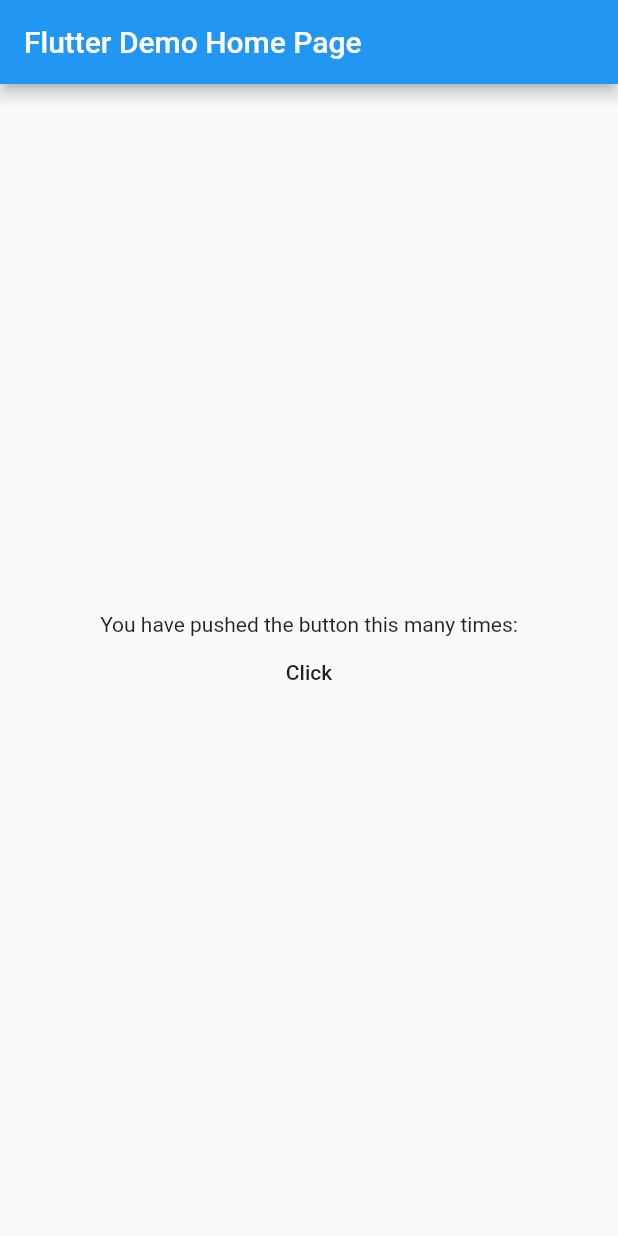
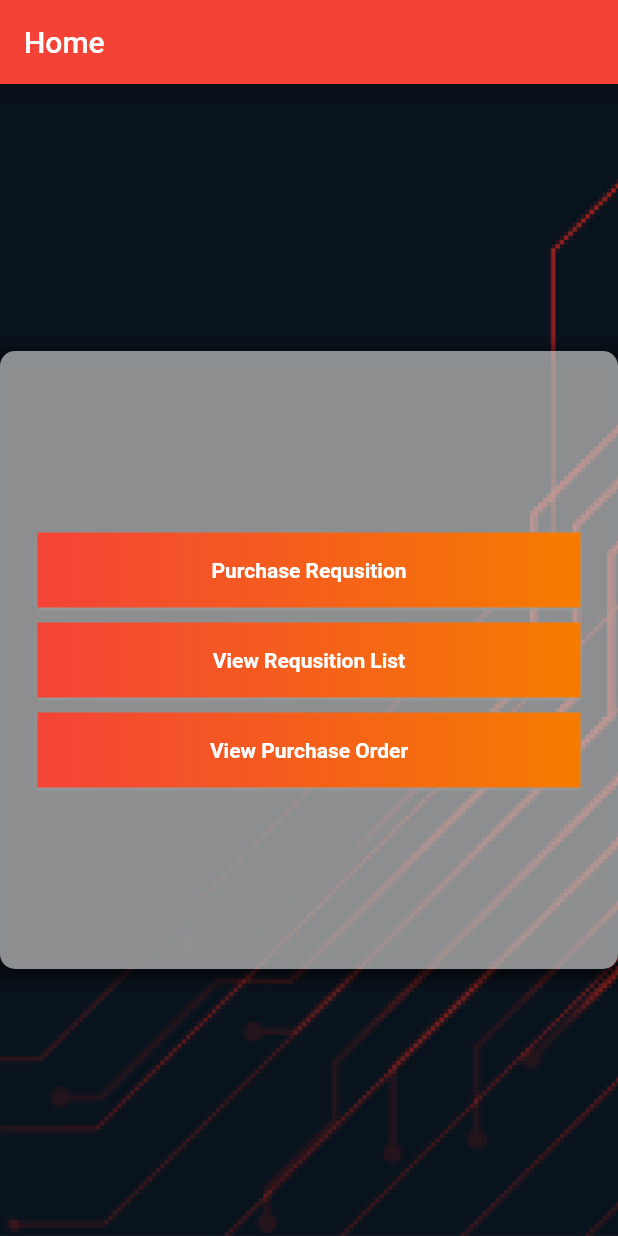
Before and after one commit to UshanFernando/Procurements-for-Construction-Industry, a Flutter app: the screen it shows after launch, on a phone screen of 412 x 824 dp. Run offline on Flutter 3.47's test engine with Material 2 defaults, Android fonts, the phone set to English and light mode, and no system bars; our stand-ins replace cloud_firestore; accounts and stored records are empty.

Commit message:
implemented home

```diff
--- /dev/null
+++ b/lib/Screens/HomeScreen.dart
@@ -0,0 +1,120 @@
+import 'package:construction_procurement_app/Widgets/RaisedGredientBtn.dart';
+import 'package:flutter/material.dart';
+
+class HomeScreen extends StatefulWidget {
+  @override
+  _HomeScreenState createState() => _HomeScreenState();
+}
+
+class _HomeScreenState extends State<HomeScreen> {
+  @override
+  void initState() {
+    super.initState();
+  }
+
+  @override
+  void dispose() {
+    super.dispose();
+  }
+
+  @override
+  Widget build(BuildContext context) {
+    double width = MediaQuery.of(context).size.width;
+    double height = MediaQuery.of(context).size.height;
+    return Stack(children: <Widget>[
+      Image.asset(
+        "Assets/bg.jpg",
+        height: MediaQuery.of(context).size.height,
+        width: MediaQuery.of(context).size.width,
+        fit: BoxFit.cover,
+      ),
+      Scaffold(
+        backgroundColor: Colors.transparent,
+        appBar: AppBar(
+          // Here we take the value from the MyHomePage object that was created by
+          // the App.build method, and use it to set our appbar title.
+          title: Text("Home"),
+        ),
+        body: Center(
+          // Center is a layout widget. It takes a single child and positions it
+          // in the middle of the parent.
+          child: Container(
+            height: height * 0.5,
+            width: double.infinity,
+            padding: EdgeInsets.all(25),
+            decoration: BoxDecoration(
+              color: Colors.white54,
+              borderRadius: BorderRadius.only(
+                  topLeft: Radius.circular(10),
+                  topRight: Radius.circular(10),
+                  bottomLeft: Radius.circular(10),
+                  bottomRight: Radius.circular(10)),
+              boxShadow: [
+                BoxShadow(
+                  color: Colors.black.withOpacity(0.5),
+                  spreadRadius: 5,
+                  blurRadius: 7,
+                  offset: Offset(0, 3), // changes position of shadow
+                ),
+              ],
+            ),
+            child: Column(
+              mainAxisSize: MainAxisSize.max,
+              mainAxisAlignment: MainAxisAlignment.center,
+              children: <Widget>[
+                RaisedGradientButton(
+                    child: Text(
+                      'Purchase Requsition',
+                      style: TextStyle(
+                        color: Colors.white,
+                        fontWeight: FontWeight.bold,
+                      ),
+                    ),
+                    gradient: LinearGradient(
+                      colors: <Color>[Colors.red, Colors.orange[700]],
+                    ),
+                    onPressed: () {
+                      print('button clicked');
+                    }),
+                SizedBox(
+                  height: 10,
+                ),
+                RaisedGradientButton(
+                    child: Text(
+                      'View Requsition List',
+                      style: TextStyle(
+                        color: Colors.white,
+                        fontWeight: FontWeight.bold,
+                      ),
+                    ),
+                    gradient: LinearGradient(
+                      colors: <Color>[Colors.red, Colors.orange[700]],
+                    ),
+                    onPressed: () {
+                      print('button clicked');
+                    }),
+                SizedBox(
+                  height: 10,
+                ),
+                RaisedGradientButton(
+                    child: Text(
+                      'View Purchase Order',
+                      style: TextStyle(
+                          color: Colors.white, fontWeight: FontWeight.bold),
+                    ),
+                    gradient: LinearGradient(
+                      colors: <Color>[Colors.red, Colors.orange[700]],
+                    ),
+                    onPressed: () {
+                      print('button clicked');
+                    }),
+              ],
+            ),
+          ),
+        ),
+        // This trailing comma makes auto-formatting nicer for build methods.
+      )
+    ]);
+    ;
+  }
+}
--- /dev/null
+++ b/lib/Widgets/RaisedGredientBtn.dart
@@ -0,0 +1,41 @@
+import 'package:flutter/material.dart';
+
+class RaisedGradientButton extends StatelessWidget {
+  final Widget child;
+  final Gradient gradient;
+  final double width;
+  final double height;
+  final Function onPressed;
+
+  const RaisedGradientButton({
+    Key key,
+    @required this.child,
+    this.gradient,
+    this.width = double.infinity,
+    this.height = 50.0,
+    this.onPressed,
+  }) : super(key: key);
+
+  @override
+  Widget build(BuildContext context) {
+    return Container(
+      width: width,
+      height: 50.0,
+      decoration: BoxDecoration(gradient: gradient, boxShadow: [
+        BoxShadow(
+          color: Colors.grey[500],
+          offset: Offset(0.0, 1.5),
+          blurRadius: 1.5,
+        ),
+      ]),
+      child: Material(
+        color: Colors.transparent,
+        child: InkWell(
+            onTap: onPressed,
+            child: Center(
+              child: child,
+            )),
+      ),
+    );
+  }
+}
--- a/lib/main.dart
+++ b/lib/main.dart
@@ -1,4 +1,5 @@
 import 'package:cloud_firestore/cloud_firestore.dart';
+import 'package:construction_procurement_app/Screens/HomeScreen.dart';
 import 'package:flutter/material.dart';
 
 void main() {
@@ -11,10 +12,10 @@ class MyApp extends StatelessWidget {
     return MaterialApp(
       title: 'Flutter Demo',
       theme: ThemeData(
-        primarySwatch: Colors.blue,
+        primarySwatch: Colors.red,
         visualDensity: VisualDensity.adaptivePlatformDensity,
       ),
-      home: MyHomePage(title: 'Flutter Demo Home Page'),
+      home: HomeScreen(),
     );
   }
 }
@@ -47,6 +48,7 @@ class _MyHomePageState extends State<MyHomePage> {
   @override
   Widget build(BuildContext context) {
     return Scaffold(
+      backgroundColor: Colors.black54,
       appBar: AppBar(
         // Here we take the value from the MyHomePage object that was created by
         // the App.build method, and use it to set our appbar title.
```
Also changed, not shown: Assets/bg.jpg (added).
